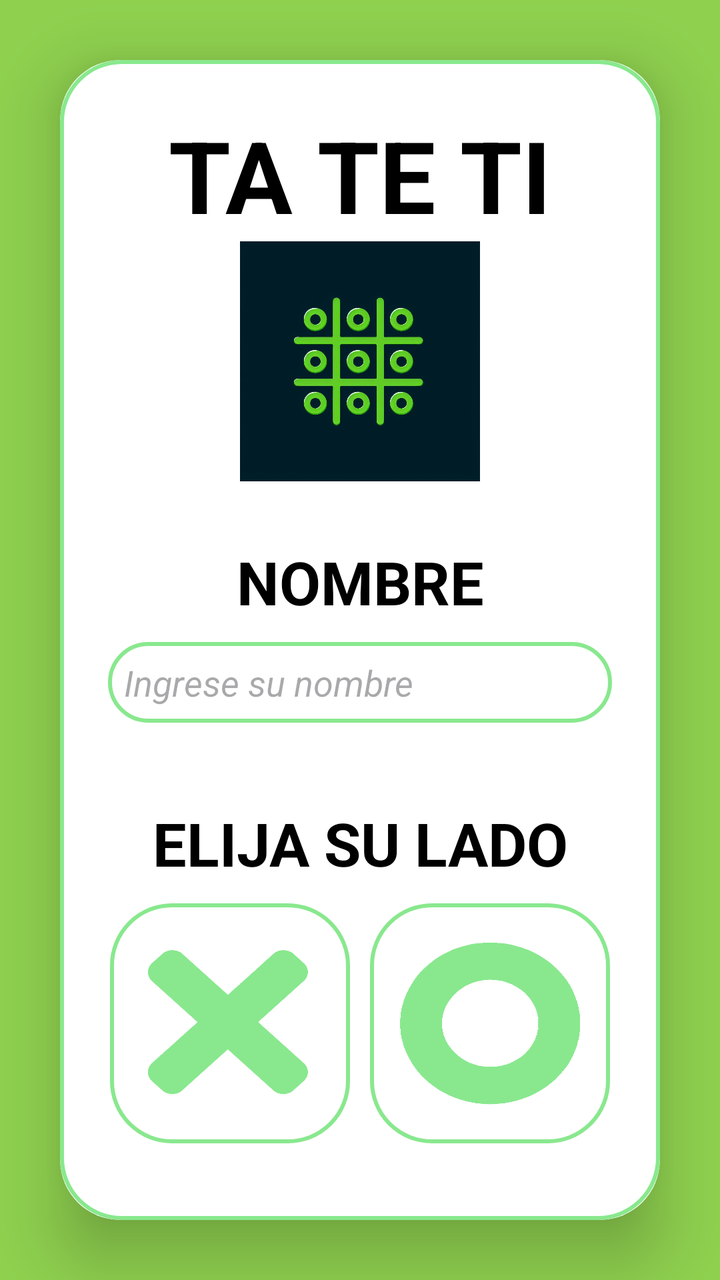
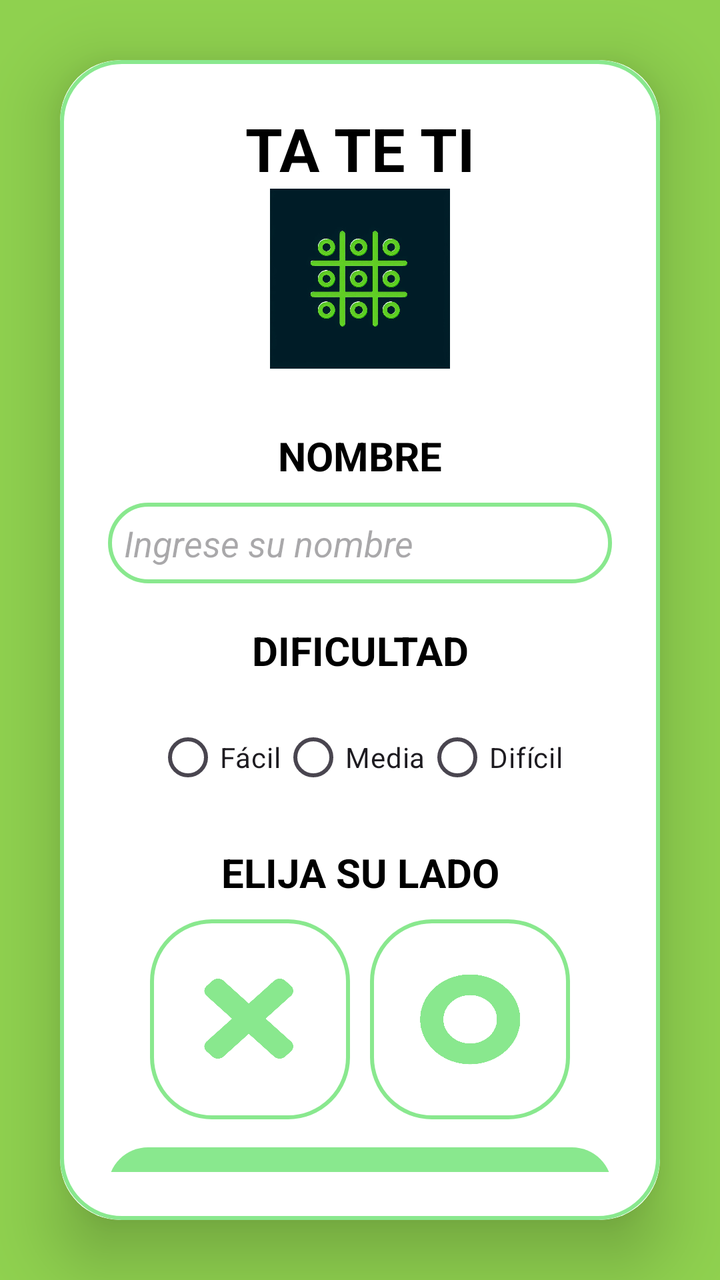

Two renders of the same Android screen: before a commit and after it. Below are the layout's source before the change and the commit's diff.
<!-- AndroidManifest.xml: application theme Theme.TaTeTi -->
<!-- res/layout/activity_add_player.xml -->
<?xml version="1.0" encoding="utf-8"?>
<RelativeLayout
    xmlns:android="http://schemas.android.com/apk/res/android"
    xmlns:app="http://schemas.android.com/apk/res-auto"
    xmlns:tools="http://schemas.android.com/tools"
    android:id="@+id/main"
    android:layout_width="match_parent"
    android:layout_height="match_parent"
    tools:context=".AddPlayer"
    android:orientation="vertical"
    android:gravity="center"
    android:background="@drawable/fondo_verde">

    <androidx.cardview.widget.CardView
        android:layout_width="match_parent"
        android:layout_height="wrap_content"
        android:layout_margin="30dp"
        app:cardCornerRadius="30dp"
        app:cardElevation="20dp">


        <LinearLayout
            android:layout_width="match_parent"
            android:layout_height="wrap_content"
            android:layout_gravity="center_horizontal"
            android:background="@drawable/verde_claro_border"
            android:orientation="vertical"
            android:padding="24dp">

            <TextView
                android:layout_width="match_parent"
                android:layout_height="wrap_content"
                android:text="TA TE TI"
                android:textAlignment="center"
                android:textColor="@color/black"
                android:textSize="50sp"
                android:textStyle="bold"/>

            <ImageView
                android:layout_width="120dp"
                android:layout_height="120dp"
                android:background="@drawable/logo_juego"
                android:layout_gravity="center"
                android:layout_marginBottom="30dp">

            </ImageView>

            <TextView
                android:layout_width="match_parent"
                android:layout_height="wrap_content"
                android:text="NOMBRE"
                android:textAlignment="center"
                android:textColor="@color/black"
                android:textSize="30sp"
                android:textStyle="bold" />

            <EditText
                android:id="@+id/jugador"
                android:layout_width="match_parent"
                android:layout_height="wrap_content"
                android:layout_marginTop="10dp"
                android:background="@drawable/verde_claro_border"
                android:hint="Ingrese su nombre"
                android:maxLines="1"
                android:padding="8dp"
                android:textColor="@color/black"
                android:textStyle="italic" />

            <TextView
                android:layout_width="match_parent"
                android:layout_height="wrap_content"
                android:layout_marginTop="40dp"
                android:text="ELIJA SU LADO"
                android:textAlignment="center"
                android:textColor="@color/black"
                android:textSize="30sp"
                android:textStyle="bold" />

            <LinearLayout
                android:layout_width="match_parent"
                android:layout_height="wrap_content"
                android:gravity="center"
                android:layout_marginTop="10dp"
                android:layout_alignParentTop="true"
                android:orientation="horizontal">

                <LinearLayout
                    android:layout_width="120dp"
                    android:layout_height="120dp"
                    android:id="@+id/cruzLayout"
                    android:orientation="vertical"
                    android:gravity="center"
                    android:background="@drawable/verde_claro_border">

                    <Button
                        android:layout_width="90dp"
                        android:layout_height="90dp"
                        android:background="@drawable/cruz"
                        android:id="@+id/botonCruz"/>

                </LinearLayout>

                <LinearLayout
                    android:layout_width="120dp"
                    android:layout_height="120dp"
                    android:layout_marginStart="10dp"
                    android:id="@+id/circuloLayout"
                    android:orientation="vertical"
                    android:gravity="center"
                    android:background="@drawable/verde_claro_border">

                    <Button
                        android:layout_width="90dp"
                        android:layout_height="90dp"
                        android:background="@drawable/circulo"
                        android:id="@+id/botonCirculo"/>

                </LinearLayout>

            </LinearLayout>


            <Button
                android:id="@+id/botonJugar"
                android:layout_width="match_parent"
                android:layout_height="60dp"
                android:layout_marginTop="30dp"
                android:text="Jugar"
                android:textColor="@color/black"
                android:textSize="18sp"
                app:cornerRadius="20dp" />




        </LinearLayout>


    </androidx.cardview.widget.CardView>

</RelativeLayout>
<!-- resources referenced by this layout -->
<resources>
  <color name="black">#FF000000</color>
  <!-- drawable circulo: png bitmap (drawable, 99007 bytes) -->
  <!-- drawable cruz: png bitmap (drawable, 76785 bytes) -->
  <!-- drawable fondo_verde: png bitmap (drawable, 1295 bytes) -->
  <!-- drawable logo_juego: jpeg bitmap (drawable, 63880 bytes) -->
  <!-- drawable verde_claro_border (drawable) -->
  <?xml version="1.0" encoding="utf-8"?>
  <shape xmlns:android="http://schemas.android.com/apk/res/android"
      android:shape="rectangle">
  
      <stroke
          android:width="2dp"
          android:color="@color/verde_claro"/>
  
      <corners
          android:radius="30dp"/>
  </shape>
  <style name="Theme.TaTeTi" parent="Base.Theme.TaTeTi" />
  <color name="verde_claro">#89E88E</color>
  <style name="Base.Theme.TaTeTi" parent="Theme.Material3.DayNight.NoActionBar">
          
          
          <item name="colorPrimary">@color/verde_claro</item>
          <item name="colorPrimaryVariant">@color/verde_claro</item>
      </style>
</resources>

<!-- the commit's change to res/layout/activity_add_player.xml (unified diff, before → after) -->
@@ -33,12 +33,12 @@
                 android:text="TA TE TI"
                 android:textAlignment="center"
                 android:textColor="@color/black"
-                android:textSize="50sp"
-                android:textStyle="bold"/>
+                android:textSize="30sp"
+                android:textStyle="bold" />
 
             <ImageView
-                android:layout_width="120dp"
-                android:layout_height="120dp"
+                android:layout_width="90dp"
+                android:layout_height="90dp"
                 android:background="@drawable/logo_juego"
                 android:layout_gravity="center"
                 android:layout_marginBottom="30dp">
@@ -51,7 +51,7 @@
                 android:text="NOMBRE"
                 android:textAlignment="center"
                 android:textColor="@color/black"
-                android:textSize="30sp"
+                android:textSize="20sp"
                 android:textStyle="bold" />
 
             <EditText
@@ -69,11 +69,48 @@
             <TextView
                 android:layout_width="match_parent"
                 android:layout_height="wrap_content"
-                android:layout_marginTop="40dp"
+                android:layout_marginTop="20dp"
+                android:text="DIFICULTAD"
+                android:textAlignment="center"
+                android:textColor="@color/black"
+                android:textSize="20sp"
+                android:textStyle="bold" />
+
+            <RadioGroup
+                android:id="@+id/radioGroupDificultad"
+                android:layout_width="wrap_content"
+                android:layout_height="wrap_content"
+                android:orientation="horizontal"
+                android:layout_marginTop="16dp"
+                android:layout_gravity="center_horizontal">
+
+                <RadioButton
+                    android:id="@+id/radioFacil"
+                    android:layout_width="wrap_content"
+                    android:layout_height="wrap_content"
+                    android:text="Fácil" />
+
+                <RadioButton
+                    android:id="@+id/radioMedia"
+                    android:layout_width="wrap_content"
+                    android:layout_height="wrap_content"
+                    android:text="Media" />
+
+                <RadioButton
+                    android:id="@+id/radioDificil"
+                    android:layout_width="wrap_content"
+                    android:layout_height="wrap_content"
+                    android:text="Difícil" />
+            </RadioGroup>
+
+            <TextView
+                android:layout_width="match_parent"
+                android:layout_height="wrap_content"
+                android:layout_marginTop="20dp"
                 android:text="ELIJA SU LADO"
                 android:textAlignment="center"
                 android:textColor="@color/black"
-                android:textSize="30sp"
+                android:textSize="20sp"
                 android:textStyle="bold" />
 
             <LinearLayout
@@ -85,24 +122,24 @@
                 android:orientation="horizontal">
 
                 <LinearLayout
-                    android:layout_width="120dp"
-                    android:layout_height="120dp"
+                    android:layout_width="100dp"
+                    android:layout_height="100dp"
                     android:id="@+id/cruzLayout"
                     android:orientation="vertical"
                     android:gravity="center"
                     android:background="@drawable/verde_claro_border">
 
                     <Button
-                        android:layout_width="90dp"
-                        android:layout_height="90dp"
+                        android:layout_width="50dp"
+                        android:layout_height="50dp"
                         android:background="@drawable/cruz"
                         android:id="@+id/botonCruz"/>
 
                 </LinearLayout>
 
                 <LinearLayout
-                    android:layout_width="120dp"
-                    android:layout_height="120dp"
+                    android:layout_width="100dp"
+                    android:layout_height="100dp"
                     android:layout_marginStart="10dp"
                     android:id="@+id/circuloLayout"
                     android:orientation="vertical"
@@ -110,8 +147,8 @@
                     android:background="@drawable/verde_claro_border">
 
                     <Button
-                        android:layout_width="90dp"
-                        android:layout_height="90dp"
+                        android:layout_width="50dp"
+                        android:layout_height="50dp"
                         android:background="@drawable/circulo"
                         android:id="@+id/botonCirculo"/>
 
@@ -124,7 +161,7 @@
                 android:id="@+id/botonJugar"
                 android:layout_width="match_parent"
                 android:layout_height="60dp"
-                android:layout_marginTop="30dp"
+                android:layout_marginTop="10dp"
                 android:text="Jugar"
                 android:textColor="@color/black"
                 android:textSize="18sp"
